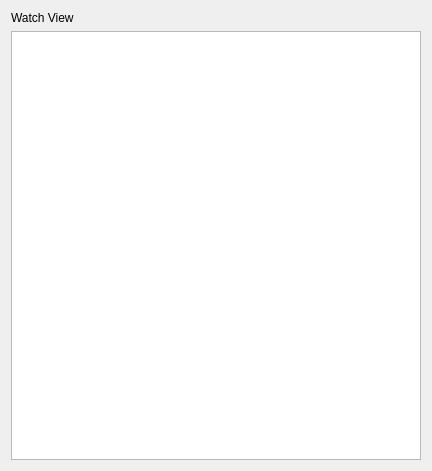
Before: the Qt Designer form debuginterface.ui in martinribelotta/embedded-ide, drawn with Qt 5.
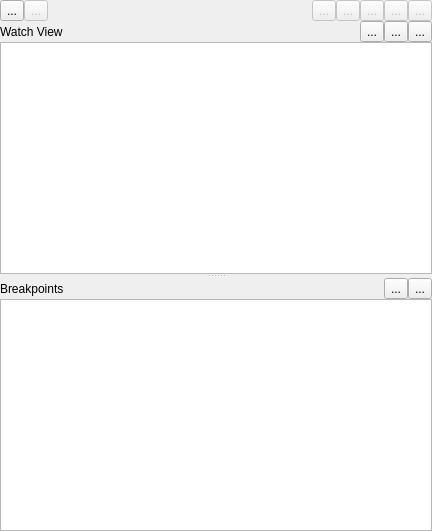
After: the same form once the commit is applied. Icons and pictures are not drawn.

Commit message: DEBUG: First approach using qgdb

```diff
--- a/debuginterface.ui
+++ b/debuginterface.ui
@@ -7,23 +7,361 @@
     <x>0</x>
     <y>0</y>
     <width>432</width>
-    <height>471</height>
+    <height>531</height>
    </rect>
   </property>
   <property name="windowTitle">
    <string>Form</string>
   </property>
-  <layout class="QVBoxLayout" name="verticalLayout">
+  <layout class="QVBoxLayout" name="verticalLayout_3">
+   <property name="spacing">
+    <number>0</number>
+   </property>
+   <property name="leftMargin">
+    <number>0</number>
+   </property>
+   <property name="topMargin">
+    <number>0</number>
+   </property>
+   <property name="rightMargin">
+    <number>0</number>
+   </property>
+   <property name="bottomMargin">
+    <number>0</number>
+   </property>
    <item>
-    <widget class="QLabel" name="label">
-     <property name="text">
-      <string>Watch View</string>
+    <layout class="QHBoxLayout" name="horizontalLayout">
+     <property name="spacing">
+      <number>0</number>
      </property>
+     <item>
+      <widget class="QToolButton" name="buttonStartDebug">
+       <property name="toolTip">
+        <string>Start Debugger</string>
+       </property>
+       <property name="text">
+        <string>...</string>
+       </property>
+       <property name="icon">
+        <iconset resource="resources.qrc">
+         <normaloff>:/images/actions/media-playback-start.svg</normaloff>:/images/actions/media-playback-start.svg</iconset>
+       </property>
+       <property name="iconSize">
+        <size>
+         <width>32</width>
+         <height>32</height>
+        </size>
+       </property>
+      </widget>
+     </item>
+     <item>
+      <widget class="QToolButton" name="buttonStopDebug">
+       <property name="enabled">
+        <bool>false</bool>
+       </property>
+       <property name="toolTip">
+        <string>Stop Debugger</string>
+       </property>
+       <property name="text">
+        <string>...</string>
+       </property>
+       <property name="icon">
+        <iconset resource="resources.qrc">
+         <normaloff>:/images/actions/media-playback-stop.svg</normaloff>:/images/actions/media-playback-stop.svg</iconset>
+       </property>
+       <property name="iconSize">
+        <size>
+         <width>32</width>
+         <height>32</height>
+        </size>
+       </property>
+      </widget>
+     </item>
+     <item>
+      <spacer name="horizontalSpacer">
+       <property name="orientation">
+        <enum>Qt::Horizontal</enum>
+       </property>
+       <property name="sizeHint" stdset="0">
+        <size>
+         <width>40</width>
+         <height>20</height>
+        </size>
+       </property>
+      </spacer>
+     </item>
+     <item>
+      <widget class="QToolButton" name="buttonDebugRun">
+       <property name="enabled">
+        <bool>false</bool>
+       </property>
+       <property name="toolTip">
+        <string>Run</string>
+       </property>
+       <property name="text">
+        <string>...</string>
+       </property>
+       <property name="icon">
+        <iconset resource="resources.qrc">
+         <normaloff>:/images/actions/debug-run.svg</normaloff>:/images/actions/debug-run.svg</iconset>
+       </property>
+       <property name="iconSize">
+        <size>
+         <width>32</width>
+         <height>32</height>
+        </size>
+       </property>
+      </widget>
+     </item>
+     <item>
+      <widget class="QToolButton" name="buttonDebugContinue">
+       <property name="enabled">
+        <bool>false</bool>
+       </property>
+       <property name="toolTip">
+        <string>Start Debugger</string>
+       </property>
+       <property name="text">
+        <string>...</string>
+       </property>
+       <property name="icon">
+        <iconset resource="resources.qrc">
+         <normaloff>:/images/actions/media-playback-start.svg</normaloff>:/images/actions/media-playback-start.svg</iconset>
+       </property>
+       <property name="iconSize">
+        <size>
+         <width>32</width>
+         <height>32</height>
+        </size>
+       </property>
+      </widget>
+     </item>
+     <item>
+      <widget class="QToolButton" name="buttonDebugStepOver">
+       <property name="enabled">
+        <bool>false</bool>
+       </property>
+       <property name="toolTip">
+        <string>Step Over</string>
+       </property>
+       <property name="text">
+        <string>...</string>
+       </property>
+       <property name="icon">
+        <iconset resource="resources.qrc">
+         <normaloff>:/images/actions/debug-step-over.svg</normaloff>:/images/actions/debug-step-over.svg</iconset>
+       </property>
+       <property name="iconSize">
+        <size>
+         <width>32</width>
+         <height>32</height>
+        </size>
+       </property>
+      </widget>
+     </item>
+     <item>
+      <widget class="QToolButton" name="buttonDebugStepInto">
+       <property name="enabled">
+        <bool>false</bool>
+       </property>
+       <property name="toolTip">
+        <string>Step Into</string>
+       </property>
+       <property name="text">
+        <string>...</string>
+       </property>
+       <property name="icon">
+        <iconset resource="resources.qrc">
+         <normaloff>:/images/actions/debug-step-into-instruction.svg</normaloff>:/images/actions/debug-step-into-instruction.svg</iconset>
+       </property>
+       <property name="iconSize">
+        <size>
+         <width>32</width>
+         <height>32</height>
+        </size>
+       </property>
+      </widget>
+     </item>
+     <item>
+      <widget class="QToolButton" name="buttonDebugStepOut">
+       <property name="enabled">
+        <bool>false</bool>
+       </property>
+       <property name="toolTip">
+        <string>Run to context end</string>
+       </property>
+       <property name="text">
+        <string>...</string>
+       </property>
+       <property name="icon">
+        <iconset resource="resources.qrc">
+         <normaloff>:/images/actions/debug-step-out.svg</normaloff>:/images/actions/debug-step-out.svg</iconset>
+       </property>
+       <property name="iconSize">
+        <size>
+         <width>32</width>
+         <height>32</height>
+        </size>
+       </property>
+      </widget>
+     </item>
+    </layout>
+   </item>
+   <item>
+    <widget class="QSplitter" name="splitter">
+     <property name="orientation">
+      <enum>Qt::Vertical</enum>
+     </property>
+     <widget class="QWidget" name="layoutWidget">
+      <layout class="QVBoxLayout" name="verticalLayout">
+       <property name="spacing">
+        <number>0</number>
+       </property>
+       <item>
+        <layout class="QHBoxLayout" name="horizontalLayout_2">
+         <property name="spacing">
+          <number>0</number>
+         </property>
+         <item>
+          <widget class="QLabel" name="label">
+           <property name="text">
+            <string>Watch View</string>
+           </property>
+          </widget>
+         </item>
+         <item>
+          <widget class="QToolButton" name="buttonWatchAdd">
+           <property name="toolTip">
+            <string>Add Watch</string>
+           </property>
+           <property name="text">
+            <string>...</string>
+           </property>
+           <property name="icon">
+            <iconset resource="resources.qrc">
+             <normaloff>:/images/actions/list-add.svg</normaloff>:/images/actions/list-add.svg</iconset>
+           </property>
+           <property name="iconSize">
+            <size>
+             <width>16</width>
+             <height>16</height>
+            </size>
+           </property>
+          </widget>
+         </item>
+         <item>
+          <widget class="QToolButton" name="buttonWatchRemove">
+           <property name="toolTip">
+            <string>Remove Selected Watch</string>
+           </property>
+           <property name="text">
+            <string>...</string>
+           </property>
+           <property name="icon">
+            <iconset resource="resources.qrc">
+             <normaloff>:/images/actions/list-remove.svg</normaloff>:/images/actions/list-remove.svg</iconset>
+           </property>
+           <property name="iconSize">
+            <size>
+             <width>16</width>
+             <height>16</height>
+            </size>
+           </property>
+          </widget>
+         </item>
+         <item>
+          <widget class="QToolButton" name="buttonWatchClear">
+           <property name="toolTip">
+            <string>Clear All Watchs</string>
+           </property>
+           <property name="text">
+            <string>...</string>
+           </property>
+           <property name="icon">
+            <iconset resource="resources.qrc">
+             <normaloff>:/images/actions/edit-clear.svg</normaloff>:/images/actions/edit-clear.svg</iconset>
+           </property>
+           <property name="iconSize">
+            <size>
+             <width>16</width>
+             <height>16</height>
+            </size>
+           </property>
+          </widget>
+         </item>
+        </layout>
+       </item>
+       <item>
+        <widget class="QListWidget" name="listWatchs"/>
+       </item>
+      </layout>
+     </widget>
+     <widget class="QWidget" name="layoutWidget">
+      <layout class="QVBoxLayout" name="verticalLayout_2">
+       <property name="spacing">
+        <number>0</number>
+       </property>
+       <item>
+        <layout class="QHBoxLayout" name="horizontalLayout_3">
+         <property name="spacing">
+          <number>0</number>
+         </property>
+         <item>
+          <widget class="QLabel" name="label_2">
+           <property name="text">
+            <string>Breakpoints</string>
+           </property>
+          </widget>
+         </item>
+         <item>
+          <widget class="QToolButton" name="buttonBreakRemove">
+           <property name="toolTip">
+            <string>Remove Breakpoint</string>
+           </property>
+           <property name="text">
+            <string>...</string>
+           </property>
+           <property name="icon">
+            <iconset resource="resources.qrc">
+             <normaloff>:/images/actions/list-remove.svg</normaloff>:/images/actions/list-remove.svg</iconset>
+           </property>
+           <property name="iconSize">
+            <size>
+             <width>16</width>
+             <height>16</height>
+            </size>
+           </property>
+          </widget>
+         </item>
+         <item>
+          <widget class="QToolButton" name="buttonBreakClear">
+           <property name="toolTip">
+            <string>Clear All Breakpoints</string>
+           </property>
+           <property name="text">
+            <string>...</string>
+           </property>
+           <property name="icon">
+            <iconset resource="resources.qrc">
+             <normaloff>:/images/actions/edit-clear.svg</normaloff>:/images/actions/edit-clear.svg</iconset>
+           </property>
+           <property name="iconSize">
+            <size>
+             <width>16</width>
+             <height>16</height>
+            </size>
+           </property>
+          </widget>
+         </item>
+        </layout>
+       </item>
+       <item>
+        <widget class="QListWidget" name="listBreakpoints"/>
+       </item>
+      </layout>
+     </widget>
     </widget>
    </item>
-   <item>
-    <widget class="QListWidget" name="listWidget"/>
-   </item>
   </layout>
  </widget>
  <resources/>
```
Left out of the diff: 4 changed lines with no effect on the pictures. The commit also changes 50 other files.
